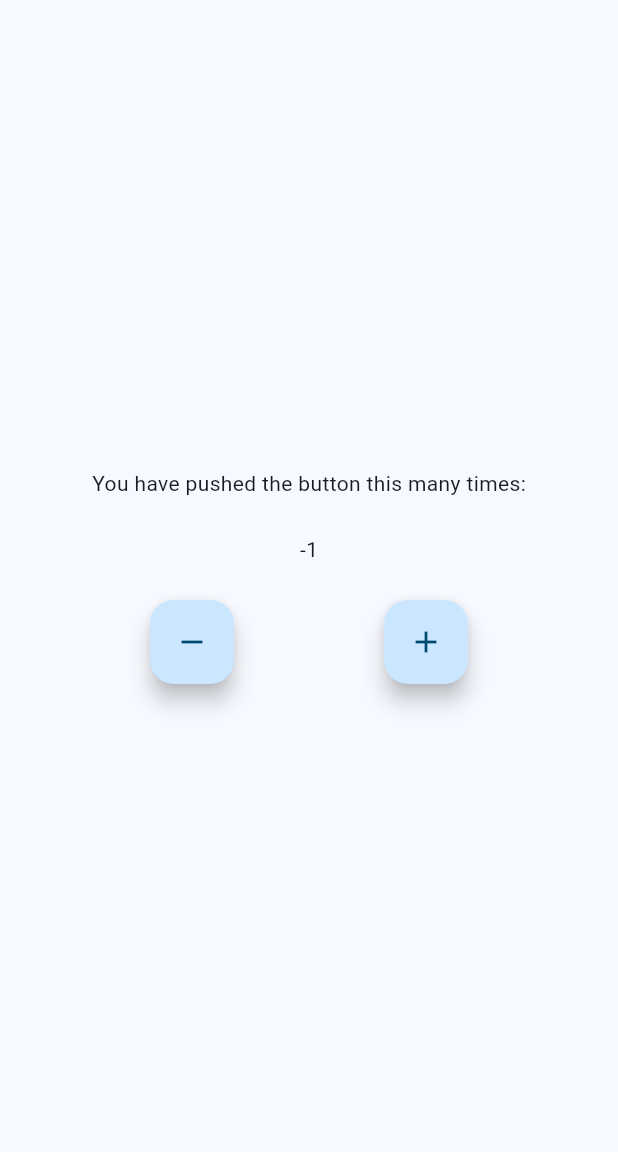
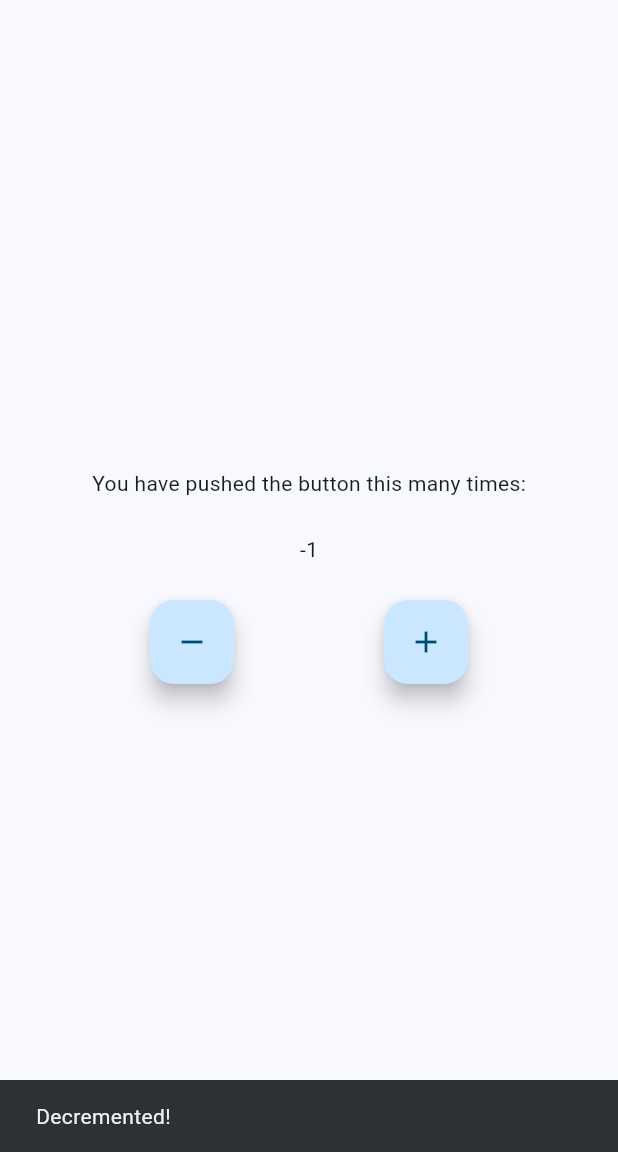
Before and after one commit to jamydevelop/Flutter-Counter-Cubit, a Flutter app: the screen it shows after launch, after a tap on the "remove" icon, on a phone screen of 412 x 824 dp, the part 84-1236 px from its top. Run offline on Flutter 3.47's test engine with Material 3 defaults, Android fonts, the phone set to English and light mode, and no system bars; our stand-ins replace bloc, flutter_bloc.

```diff
--- a/counter_cubit/lib/cubit/counter_state.dart
+++ b/counter_cubit/lib/cubit/counter_state.dart
@@ -2,9 +2,11 @@ part of 'counter_cubit.dart';
 
 class CounterState {
   int counterValue;
+  bool? wasIncremented;
 
   //Constructor
   CounterState({
     required this.counterValue,
+    this.wasIncremented,
   });
 }
--- a/counter_cubit/lib/main.dart
+++ b/counter_cubit/lib/main.dart
@@ -47,7 +47,18 @@ class _MyHomePageState extends State<MyHomePage> {
         backgroundColor: Theme.of(context).colorScheme.inversePrimary,
         title: Text(widget.title),
       ),
-      body: Center(
+      body: BlocListener<CounterCubit, CounterState>(
+        listener: (context, state) {
+          const snackBar1 = SnackBar(content: Text('Incremented!'));
+          const snackBar2 = SnackBar(content: Text('Decremented!'));
+
+          if (state.wasIncremented == true) {
+            ScaffoldMessenger.of(context).showSnackBar(snackBar1);
+          } else if (state.wasIncremented == false) {
+            ScaffoldMessenger.of(context).showSnackBar(snackBar2);
+          }
+        },
+        child: Center(
           child: Column(
             mainAxisAlignment: MainAxisAlignment.center,
             children: <Widget>[
@@ -90,6 +101,7 @@ class _MyHomePageState extends State<MyHomePage> {
             ],
           ),
         ),
+      ),
     );
   }
 }
```
Also changed, not shown: counter_cubit/lib/cubit/counter_cubit.dart (+8 -2 lines). Lines whose indentation alone changed are shown as unchanged.
